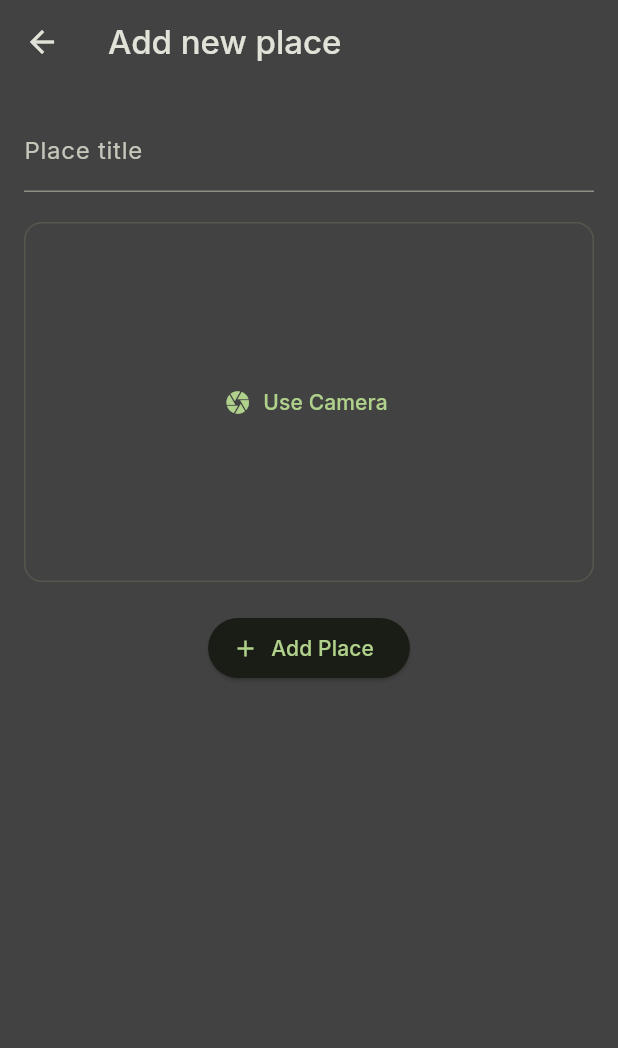
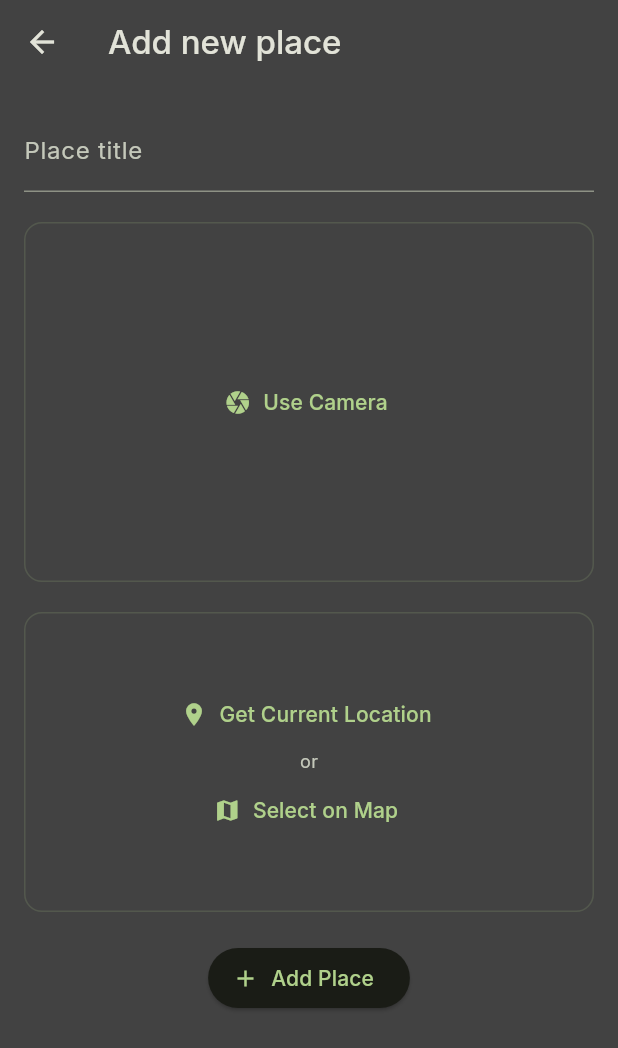
Before and after one commit to M9heb/favorite_places, a Flutter app: the AddPlaceScreen screen opened directly, on a phone screen of 412 x 824 dp. Shown: the top 1048 px of the screen. Run offline on Flutter 3.47's test engine with Material 3 defaults, Android fonts, the phone set to English and light mode, and no system bars; our stand-ins replace flutter_riverpod, google_fonts, image_picker, location.

Commit message:
Creates the get location method

```diff
--- a/lib/screens/add_place.dart
+++ b/lib/screens/add_place.dart
@@ -2,6 +2,7 @@ import 'dart:io';
 
 import 'package:favorite_places/providers/user_places.dart';
 import 'package:favorite_places/widgets/image_input.dart';
+import 'package:favorite_places/widgets/location_input.dart';
 import 'package:flutter/material.dart';
 import 'package:flutter_riverpod/flutter_riverpod.dart';
 
@@ -54,6 +55,7 @@ class _AddPlaceScreenState extends ConsumerState<AddPlaceScreen> {
               ImageInput(onPickImage: (image) {
                 _selectedImage = image;
               }),
+              LocationInput(),
               ElevatedButton.icon(
                   onPressed: _savePlace,
                   icon: Icon(Icons.add),
--- /dev/null
+++ b/lib/widgets/location_input.dart
@@ -0,0 +1,76 @@
+import 'package:flutter/material.dart';
+import 'package:location/location.dart';
+
+class LocationInput extends StatefulWidget {
+  @override
+  State<LocationInput> createState() {
+    return _LocationInputState();
+  }
+}
+
+class _LocationInputState extends State<LocationInput> {
+  void getCurrentLocation() async {
+    Location location = Location();
+    bool serviceEnabled;
+    PermissionStatus permissionGranted;
+    LocationData locationData;
+
+    serviceEnabled = await location.serviceEnabled();
+    if (!serviceEnabled) {
+      serviceEnabled = await location.requestService();
+      if (!serviceEnabled) {
+        return;
+      }
+    }
+
+    permissionGranted = await location.hasPermission();
+    if (permissionGranted == PermissionStatus.denied) {
+      permissionGranted = await location.requestPermission();
+      if (permissionGranted != PermissionStatus.granted) {
+        return;
+      }
+    }
+
+    locationData = await location.getLocation();
+  }
+
+  @override
+  Widget build(BuildContext context) {
+    return Column(
+      children: [
+        Container(
+          clipBehavior: Clip.antiAlias,
+          decoration: BoxDecoration(
+              borderRadius: BorderRadius.all(Radius.circular(12)),
+              border: Border.all(
+                  width: 1,
+                  style: BorderStyle.solid,
+                  color: Theme.of(context).colorScheme.primary.withAlpha(40))),
+          alignment: Alignment.center,
+          height: 200,
+          width: double.infinity,
+          child: Column(
+            mainAxisAlignment: MainAxisAlignment.center,
+            children: [
+              TextButton.icon(
+                onPressed: () {},
+                label: Text("Get Current Location"),
+                icon: Icon(Icons.location_on),
+              ),
+              Text(
+                "or",
+                style: Theme.of(context).textTheme.bodySmall!.copyWith(
+                    color: Theme.of(context).colorScheme.onSurfaceVariant),
+              ),
+              TextButton.icon(
+                onPressed: () {},
+                label: Text("Select on Map"),
+                icon: Icon(Icons.map),
+              ),
+            ],
+          ),
+        ),
+      ],
+    );
+  }
+}
```
